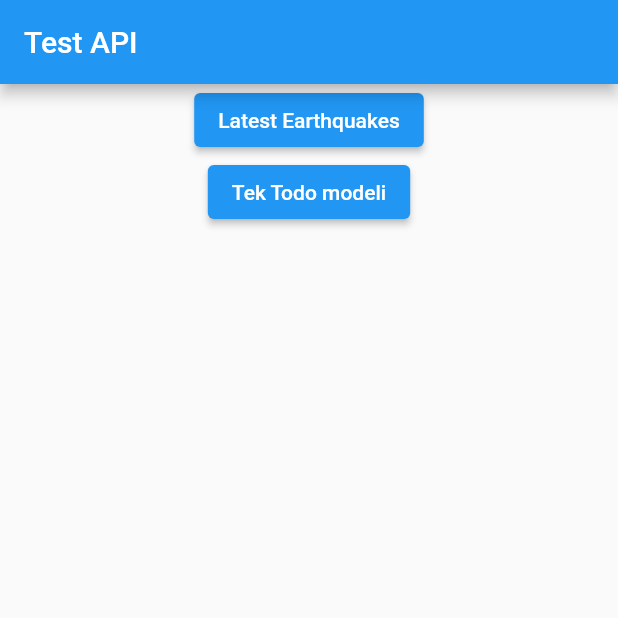
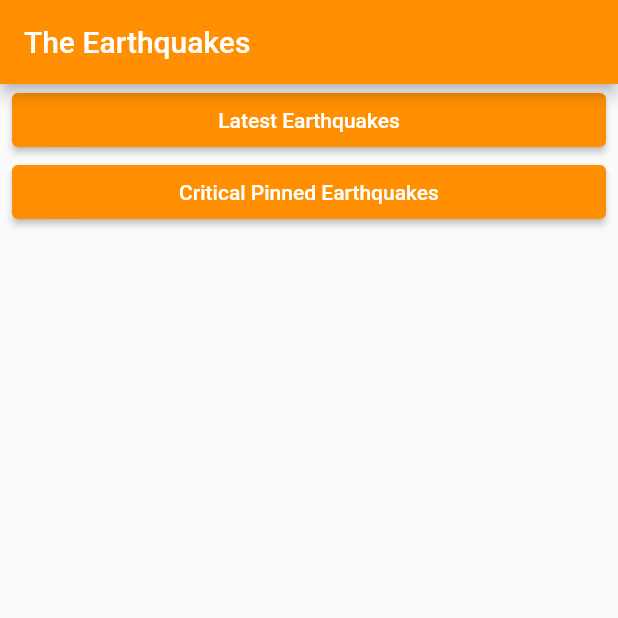
Before and after one commit to emrekaplanek/sallandim, a Flutter app: the screen it shows after launch, on a phone screen of 412 x 824 dp, the top half of it. Run offline on Flutter 3.47's test engine with Material 2 defaults, Android fonts, the phone set to English and light mode, and no system bars; our stand-ins replace flutter_riverpod.

Commit message:
critical earthquakes added

```diff
--- a/lib/main.dart
+++ b/lib/main.dart
@@ -1,7 +1,7 @@
 import 'package:flutter/material.dart';
 import 'package:flutter_riverpod/flutter_riverpod.dart';
 import 'package:sallandim/screens/latest_earthquakes.dart';
-import 'package:sallandim/screens/fav_earthquakes.dart';
+import 'package:sallandim/screens/critical_earthquakes.dart';
 
 void main() {
   runApp(const ProviderScope(child: MyApp()));
@@ -12,11 +12,11 @@ class MyApp extends StatelessWidget {
   @override
   Widget build(BuildContext context) {
     return MaterialApp(
-      title: 'Test API',
+      title: 'The Earthquakes',
       theme: ThemeData(
         primarySwatch: Colors.blue,
       ),
-      home: const MyHomePage(title: 'Test API'),
+      home: const MyHomePage(title: 'The Earthquakes'),
     );
   }
 }
@@ -36,12 +36,20 @@ class _MyHomePageState extends State<MyHomePage> {
     return Scaffold(
       appBar: AppBar(
         title: Text(widget.title),
+        backgroundColor: Colors.amber.shade800,
       ),
       body: Column(
         children: [
           Center(
+            child: Padding(
+              padding: const EdgeInsets.fromLTRB(8, 0, 8, 0),
+              child: SizedBox(
+                width: double.infinity,
                 child: ElevatedButton(
                   child: const Text("Latest Earthquakes"),
+                  style: ElevatedButton.styleFrom(
+                    primary: Colors.amber.shade800,
+                  ),
                   onPressed: () {
                     Navigator.push(
                       context,
@@ -51,15 +59,27 @@ class _MyHomePageState extends State<MyHomePage> {
                   },
                 ),
               ),
+            ),
+          ),
           Center(
+            child: Padding(
+              padding: const EdgeInsets.fromLTRB(8, 0, 8, 0),
+              child: SizedBox(
+                width: double.infinity,
                 child: ElevatedButton(
-              child: const Text("Tek Todo modeli"),
+                  child: const Text("Critical Pinned Earthquakes"),
+                  style: ElevatedButton.styleFrom(
+                    primary: Colors.amber.shade800,
+                  ),
                   onPressed: () {
                     Navigator.push(
                       context,
-                  MaterialPageRoute(builder: (context) => const Todo()),
+                      MaterialPageRoute(
+                          builder: (context) => const CriticalEarthquakes()),
                     );
                   },
+                ),
+              ),
             ),
           ),
         ],
--- a/lib/screens/fav_earthquakes.dart
+++ /dev/null
@@ -1,19 +0,0 @@
-import 'package:flutter/material.dart';
-import 'package:sallandim/models/todo.dart';
-import 'package:sallandim/services/request_service.dart';
-
-class Todo extends StatefulWidget {
-  const Todo({Key? key}) : super(key: key);
-
-  @override
-  State<Todo> createState() => _TodoState();
-}
-
-class _TodoState extends State<Todo> {
-  @override
-  Widget build(BuildContext context) {
-    return Scaffold(
-      body: SafeArea(child: SizedBox()),
-    );
-  }
-}
```
Also changed, not shown: lib/models/deprem.dart (+6 -5 lines), lib/repositories/earthquake_repository.dart (+20 -3 lines), lib/screens/critical_earthquakes.dart (added, +72 -0 lines), lib/screens/latest_earthquakes.dart (+21 -15 lines). Lines whose indentation alone changed are shown as unchanged.
